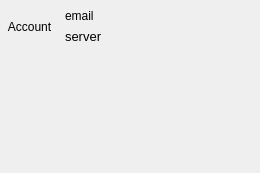
This is ui/cloud-view.ui in haiwen/seafile-client as Qt 5 draws it before an edit. The edited form follows.
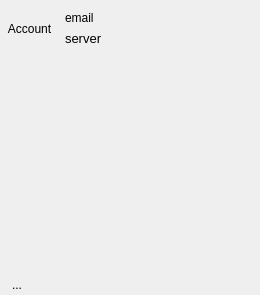
This is the edited form.

Commit message: add clone tasks list dialog

Diff of the .ui file:
```diff
--- a/ui/cloud-view.ui
+++ b/ui/cloud-view.ui
@@ -7,7 +7,7 @@
     <x>0</x>
     <y>0</y>
     <width>260</width>
-    <height>173</height>
+    <height>295</height>
    </rect>
   </property>
   <property name="windowTitle">
@@ -20,14 +20,11 @@
    <property name="leftMargin">
     <number>0</number>
    </property>
-   <property name="topMargin">
-    <number>9</number>
-   </property>
    <property name="rightMargin">
     <number>0</number>
    </property>
    <property name="bottomMargin">
-    <number>9</number>
+    <number>0</number>
    </property>
    <item>
     <layout class="QHBoxLayout" name="horizontalLayout">
@@ -84,12 +81,47 @@
    </item>
    <item>
     <widget class="QStackedWidget" name="mStack">
-     <widget class="QWidget" name="page_3">
-      <zorder>mAccountBtn</zorder>
-     </widget>
+     <widget class="QWidget" name="page_3"/>
      <widget class="QWidget" name="page_4"/>
     </widget>
    </item>
+   <item>
+    <layout class="QHBoxLayout" name="horizontalLayout_2">
+     <property name="leftMargin">
+      <number>5</number>
+     </property>
+     <item>
+      <widget class="QToolButton" name="mDownloadTasksBtn">
+       <property name="text">
+        <string>...</string>
+       </property>
+       <property name="autoRaise">
+        <bool>true</bool>
+       </property>
+      </widget>
+     </item>
+     <item>
+      <widget class="QLabel" name="mDownloadTasksInfo">
+       <property name="text">
+        <string/>
+       </property>
+      </widget>
+     </item>
+     <item>
+      <spacer name="horizontalSpacer_2">
+       <property name="orientation">
+        <enum>Qt::Horizontal</enum>
+       </property>
+       <property name="sizeHint" stdset="0">
+        <size>
+         <width>40</width>
+         <height>20</height>
+        </size>
+       </property>
+      </spacer>
+     </item>
+    </layout>
+   </item>
   </layout>
   <zorder>mAccountBtn</zorder>
   <zorder>mEmail</zorder>
```
Left out of the diff: 6 changed lines with no effect on the pictures. The commit also changes 16 other files.
